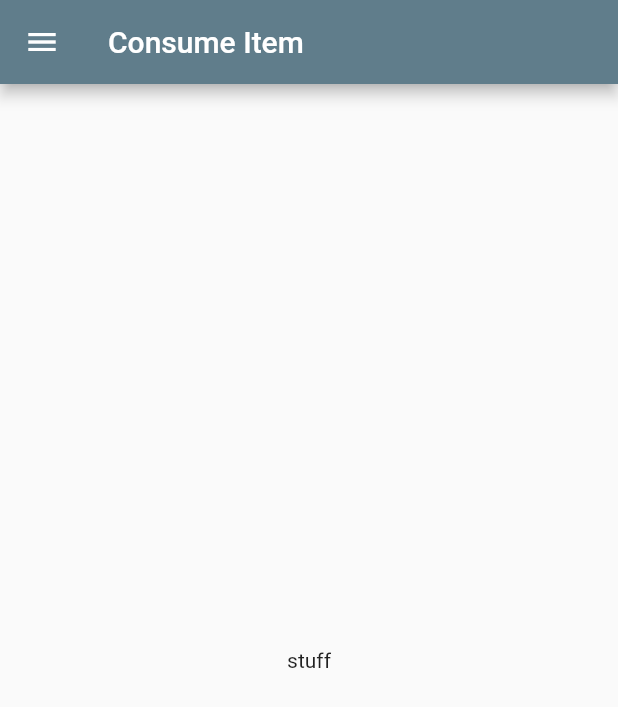
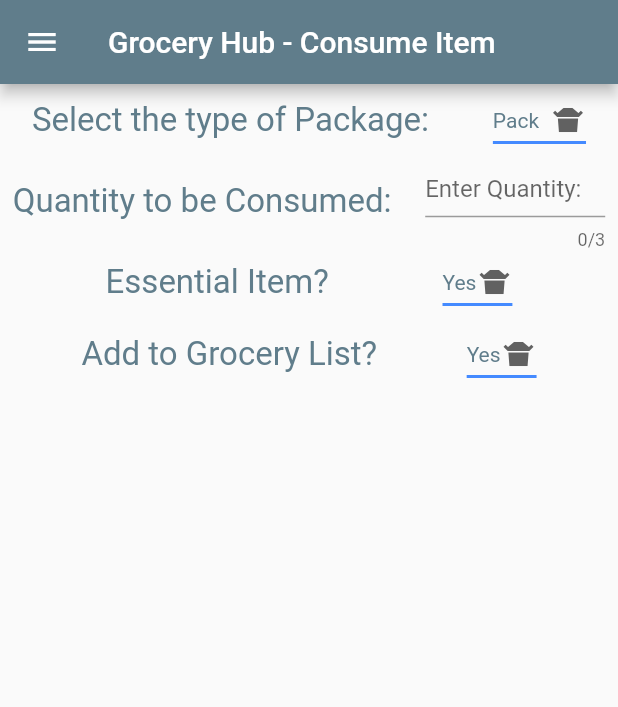
Before and after one commit to maria-im015/grocery_hub_capstone, a Flutter app: the ConsumeItem screen opened directly, on a phone screen of 412 x 824 dp. Shown: the top 707 px of the screen. Run offline on Flutter 3.47's test engine with Material 2 defaults, Android fonts, the phone set to English and light mode, and no system bars.

Commit message:
finished skeleton for home and consume pages

```diff
--- a/lib/main.dart
+++ b/lib/main.dart
@@ -2,14 +2,15 @@ import 'package:flutter/material.dart';
 // not using rn
 //import 'package:page_transition/page_transition.dart';
 
-import 'package:grocery_hub_capstone/navigation/menu_bar.dart';
+// import 'package:grocery_hub_capstone/navigation/menu_bar.dart';
 //import 'package:grocery_hub_capstone/pages/consume_item.dart';
 //import 'package:grocery_hub_capstone/pages/consume_arguments.dart';
-import 'package:grocery_hub_capstone/pages/consume_detailed.dart';
-import 'package:grocery_hub_capstone/pages/grocery_list_detailed.dart';
-import 'package:grocery_hub_capstone/pages/inventory_detailed.dart';
-import 'package:grocery_hub_capstone/pages/low_stock_detailed.dart';
 import 'package:grocery_hub_capstone/pages/home.dart';
+import 'package:grocery_hub_capstone/pages/consume_item.dart';
+import 'package:grocery_hub_capstone/pages/grocery_list.dart';
+import 'package:grocery_hub_capstone/pages/inventory.dart';
+import 'package:grocery_hub_capstone/pages/low_stock.dart';
+
 
 void main() => runApp(MyApp());
 
@@ -37,22 +38,22 @@ class MyApp extends StatelessWidget {
             Object? args = settings.arguments;
             return MaterialPageRoute(
                 builder: (context) =>
-                    ConsumeDetailed(name: name, email: email));
+                    ConsumeItem());
           } else if (settings.name == '/current-inventory') {
             Object? args = settings.arguments;
             return MaterialPageRoute(
                 builder: (context) =>
-                    InventoryDetailed(name: name, email: email));
+                    Inventory());
           } else if (settings.name == '/low-stock') {
             Object? args = settings.arguments;
             return MaterialPageRoute(
                 builder: (context) =>
-                    LowStockDetailed(name: name, email: email));
+                    LowStock());
           } else if (settings.name == '/grocery-list') {
             Object? args = settings.arguments;
             return MaterialPageRoute(
                 builder: (context) =>
-                    GroceryListDetailed(name: name, email: email));
+                    GroceryList());
           }
           return null;
         });
--- a/lib/pages/consume_detailed.dart
+++ b/lib/pages/consume_detailed.dart
@@ -1,22 +1,41 @@
 import 'package:flutter/material.dart';
+import 'package:flutter/widgets.dart';
 
-class ConsumeDetailed extends StatelessWidget {
-  final String name;
-  final String email;
+// Asks user if the item should be added to grocery list.
+class AddGroceryListWidget extends StatefulWidget {
+  const AddGroceryListWidget({Key? key}) : super(key: key);
 
-  ConsumeDetailed({required this.name, required this.email});
+  @override
+  State<AddGroceryListWidget> createState() => _AddGroceryListWidgetState();
+}
+
+class _AddGroceryListWidgetState extends State<AddGroceryListWidget> {
+  String dropdownValue = 'Yes';
 
   @override
   Widget build(BuildContext context) {
-    return Scaffold(
-      appBar: AppBar(
-        title: Text('Consume Item'),
+    return DropdownButton<String>(
+      value: dropdownValue,
+      icon: const Icon(Icons.takeout_dining),
+      iconSize: 24,
+      elevation: 16,
+      style: const TextStyle(color: Colors.blueGrey),
+      underline: Container(
+        height: 2,
+        color: Colors.blueAccent,
       ),
-      body: Container(
-          child: ListTile(
-        title: Text(name),
-        subtitle: Text(email),
-      )),
+      onChanged: (String? newValue) {
+        setState(() {
+          dropdownValue = newValue!;
+        });
+      },
+      items: <String>['Yes', 'No']
+          .map<DropdownMenuItem<String>>((String value) {
+        return DropdownMenuItem<String>(
+          value: value,
+          child: Text(value),
+        );
+      }).toList(),
     );
   }
 }
--- a/lib/pages/consume_item.dart
+++ b/lib/pages/consume_item.dart
@@ -1,22 +1,79 @@
 import 'package:flutter/material.dart';
+import 'package:flutter/services.dart';
 import 'package:grocery_hub_capstone/navigation/menu_bar.dart';
+import 'package:grocery_hub_capstone/pages/consume_detailed.dart';
+import 'package:grocery_hub_capstone/pages/page_models.dart';
 
-// content that loads on the consume item page
+// Content that loads on the consume item page.
+class ConsumeItem extends StatelessWidget {
+  const ConsumeItem({Key? key}) : super(key: key);
 
-class ConsumeItem extends StatelessWidget {
+  static const String _title = 'Grocery Hub - Consume Item';
 
   @override
   Widget build(BuildContext context) {
     return Scaffold(
-      drawer: MenuBar(),
-      appBar: AppBar(
-        title: Text('Consume Item'),
-      ),
-      body: Container(
-        child: Center(
-          child: Text('stuff'),
-        ),
-      ),
-    );
+        drawer: MenuBar(),
+        appBar: AppBar(title: const Text(_title)),
+        body: Column(children: <Widget>[
+          Row(
+              crossAxisAlignment: CrossAxisAlignment.center,
+              mainAxisAlignment: MainAxisAlignment.spaceAround,
+              children: <Widget>[
+                Container(
+                  child: Text(
+                    'Select the type of Package:',
+                    style: TextStyle(color: Colors.blueGrey, fontSize: 22.0),
+                  ),
+                ),
+                Container(child: PackageTypeWidget()),
+              ]),
+          // NEED TO FIX
+          ///////////////
+          Row(
+              crossAxisAlignment: CrossAxisAlignment.center,
+              mainAxisAlignment: MainAxisAlignment.spaceAround,
+              children: <Widget>[
+                Container(
+                  child: Text(
+                    'Quantity to be Consumed: ',
+                    style: TextStyle(color: Colors.blueGrey, fontSize: 22.0),
+                  ),
+                ),
+                SizedBox(
+                    width: 120.0,
+                    height: 60.0,
+                    child: TextFormField(
+                      keyboardType: TextInputType.number,
+                      inputFormatters: [FilteringTextInputFormatter.digitsOnly],
+                      decoration: InputDecoration(hintText: 'Enter Quantity: '),
+                      maxLength: 3,
+                    )),
+              ]),
+          Row(
+              crossAxisAlignment: CrossAxisAlignment.center,
+              mainAxisAlignment: MainAxisAlignment.spaceEvenly,
+              children: <Widget>[
+                Container(
+                  child: Text(
+                    'Essential Item? ',
+                    style: TextStyle(color: Colors.blueGrey, fontSize: 22.0),
+                  ),
+                ),
+                Container(child: EssentialItemWidget()),
+              ]),
+          Row(
+              crossAxisAlignment: CrossAxisAlignment.center,
+              mainAxisAlignment: MainAxisAlignment.spaceEvenly,
+              children: <Widget>[
+                Container(
+                  child: Text(
+                    'Add to Grocery List? ',
+                    style: TextStyle(color: Colors.blueGrey, fontSize: 22.0),
+                  ),
+                ),
+                Container(child: AddGroceryListWidget()),
+              ]),
+        ]));
   }
 }
--- a/lib/pages/home.dart
+++ b/lib/pages/home.dart
@@ -2,9 +2,9 @@ import 'package:flutter/material.dart';
 import 'package:flutter/services.dart';
 import 'package:grocery_hub_capstone/navigation/menu_bar.dart';
 import 'package:grocery_hub_capstone/pages/home_detailed.dart';
+import 'package:grocery_hub_capstone/pages/page_models.dart';
 
-// content that loads on the home page
-
+// content that loads on the home page.
 class MyHomePage extends StatelessWidget {
   const MyHomePage({Key? key}) : super(key: key);
 
@@ -28,6 +28,8 @@ class MyHomePage extends StatelessWidget {
                 ),
                 Container(child: PackageTypeWidget()),
               ]),
+          // NEED TO FIX
+          ///////////////
           Row(
               crossAxisAlignment: CrossAxisAlignment.center,
               mainAxisAlignment: MainAxisAlignment.spaceAround,
--- a/lib/pages/home_detailed.dart
+++ b/lib/pages/home_detailed.dart
@@ -3,45 +3,6 @@ import 'package:flutter/widgets.dart';
 import 'package:intl/intl.dart';
 // import 'package:intl/date_symbol_data_local.dart';
 // import 'package:grocery_hub_capstone/pages/home_args.dart';
-
-// Dropdown menu for type of pacckage
-class PackageTypeWidget extends StatefulWidget {
-  const PackageTypeWidget({Key? key}) : super(key: key);
-
-  @override
-  State<PackageTypeWidget> createState() => _PackageTypeWidgetState();
-}
-
-class _PackageTypeWidgetState extends State<PackageTypeWidget> {
-  String dropdownValue = 'Pack';
-
-  @override
-  Widget build(BuildContext context) {
-    return DropdownButton<String>(
-      value: dropdownValue,
-      icon: const Icon(Icons.takeout_dining),
-      iconSize: 24,
-      elevation: 16,
-      style: const TextStyle(color: Colors.blueGrey),
-      underline: Container(
-        height: 2,
-        color: Colors.blueAccent,
-      ),
-      onChanged: (String? newValue) {
-        setState(() {
-          dropdownValue = newValue!;
-        });
-      },
-      items: <String>['Case', 'Pack', 'Single', 'Bottle', 'Can']
-          .map<DropdownMenuItem<String>>((String value) {
-        return DropdownMenuItem<String>(
-          value: value,
-          child: Text(value),
-        );
-      }).toList(),
-    );
-  }
-}
 
 // Dropdown menu for item location.
 class ItemLocationWidget extends StatefulWidget {
@@ -72,45 +33,6 @@ class _ItemLocationWidgetState extends State<ItemLocationWidget> {
         });
       },
       items: <String>['Fridge', 'Freezer', 'Pantry', 'Cabinet', 'Counter']
-          .map<DropdownMenuItem<String>>((String value) {
-        return DropdownMenuItem<String>(
-          value: value,
-          child: Text(value),
-        );
-      }).toList(),
-    );
-  }
-}
-
-// Dropdown for essential items.
-class EssentialItemWidget extends StatefulWidget {
-  const EssentialItemWidget({Key? key}) : super(key: key);
-
-  @override
-  State<EssentialItemWidget> createState() => _EssentialItemWidgetState();
-}
-
-class _EssentialItemWidgetState extends State<EssentialItemWidget> {
-  String dropdownValue = 'Yes';
-
-  @override
-  Widget build(BuildContext context) {
-    return DropdownButton<String>(
-      value: dropdownValue,
-      icon: const Icon(Icons.takeout_dining),
-      iconSize: 24,
-      elevation: 16,
-      style: const TextStyle(color: Colors.blueGrey),
-      underline: Container(
-        height: 2,
-        color: Colors.blueAccent,
-      ),
-      onChanged: (String? newValue) {
-        setState(() {
-          dropdownValue = newValue!;
-        });
-      },
-      items: <String>['Yes', 'No']
           .map<DropdownMenuItem<String>>((String value) {
         return DropdownMenuItem<String>(
           value: value,
--- /dev/null
+++ b/lib/pages/page_models.dart
@@ -0,0 +1,80 @@
+import 'package:flutter/material.dart';
+import 'package:flutter/widgets.dart';
+
+// Dropdown menu for type of pacckage
+class PackageTypeWidget extends StatefulWidget {
+  const PackageTypeWidget({Key? key}) : super(key: key);
+
+  @override
+  State<PackageTypeWidget> createState() => _PackageTypeWidgetState();
+}
+
+class _PackageTypeWidgetState extends State<PackageTypeWidget> {
+  String dropdownValue = 'Pack';
+
+  @override
+  Widget build(BuildContext context) {
+    return DropdownButton<String>(
+      value: dropdownValue,
+      icon: const Icon(Icons.takeout_dining),
+      iconSize: 24,
+      elevation: 16,
+      style: const TextStyle(color: Colors.blueGrey),
+      underline: Container(
+        height: 2,
+        color: Colors.blueAccent,
+      ),
+      onChanged: (String? newValue) {
+        setState(() {
+          dropdownValue = newValue!;
+        });
+      },
+      items: <String>['Case', 'Pack', 'Single', 'Bottle', 'Can']
+          .map<DropdownMenuItem<String>>((String value) {
+        return DropdownMenuItem<String>(
+          value: value,
+          child: Text(value),
+        );
+      }).toList(),
+    );
+  }
+}
+
+// Dropdown for essential items.
+class EssentialItemWidget extends StatefulWidget {
+  const EssentialItemWidget({Key? key}) : super(key: key);
+
+  @override
+  State<EssentialItemWidget> createState() => _EssentialItemWidgetState();
+}
+
+class _EssentialItemWidgetState extends State<EssentialItemWidget> {
+  String dropdownValue = 'Yes';
+
+  @override
+  Widget build(BuildContext context) {
+    return DropdownButton<String>(
+      value: dropdownValue,
+      icon: const Icon(Icons.takeout_dining),
+      iconSize: 24,
+      elevation: 16,
+      style: const TextStyle(color: Colors.blueGrey),
+      underline: Container(
+        height: 2,
+        color: Colors.blueAccent,
+      ),
+      onChanged: (String? newValue) {
+        setState(() {
+          dropdownValue = newValue!;
+        });
+      },
+      items: <String>['Yes', 'No']
+          .map<DropdownMenuItem<String>>((String value) {
+        return DropdownMenuItem<String>(
+          value: value,
+          child: Text(value),
+        );
+      }).toList(),
+    );
+  }
+}
```
